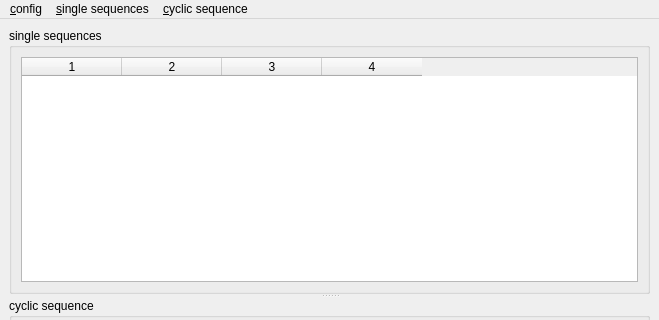
szieke/ScriptCommunicator_serial-terminal, file ScriptCommunicator/sendwindow.ui: the form before one commit; both pictures show x 0 to 659 and y 0 to 320 of the 659 by 483 pixel window.
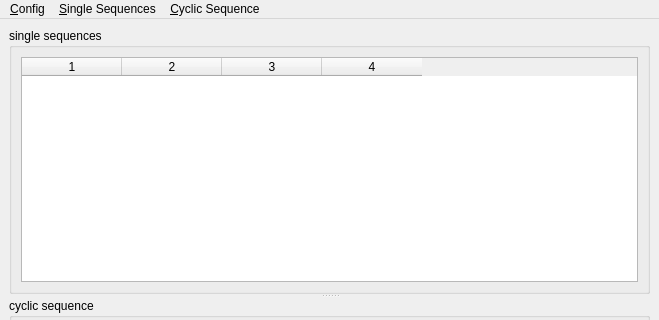
The form after the commit. Icons and pictures are not drawn. Custom widgets are drawn as their Qt base class.

```diff
--- a/ScriptCommunicator/sendwindow.ui
+++ b/ScriptCommunicator/sendwindow.ui
@@ -343,7 +343,7 @@
    </property>
    <widget class="QMenu" name="menuSequence">
     <property name="title">
-     <string>&amp;single sequences</string>
+     <string>&amp;Single Sequences</string>
     </property>
     <addaction name="action_new"/>
     <addaction name="separator"/>
@@ -362,7 +362,7 @@
    </widget>
    <widget class="QMenu" name="menuConfig">
     <property name="title">
-     <string>&amp;config</string>
+     <string>&amp;Config</string>
     </property>
     <addaction name="action_save"/>
     <addaction name="actionSave_as"/>
@@ -371,7 +371,7 @@
    </widget>
    <widget class="QMenu" name="menuCyclic_sequence">
     <property name="title">
-     <string>&amp;cyclic sequence</string>
+     <string>&amp;Cyclic Sequence</string>
     </property>
     <addaction name="actionAddCyclicScript"/>
     <addaction name="actionEditCyclicScript"/>
```
Left out of the diff: 36 changed lines with no effect on the pictures.
